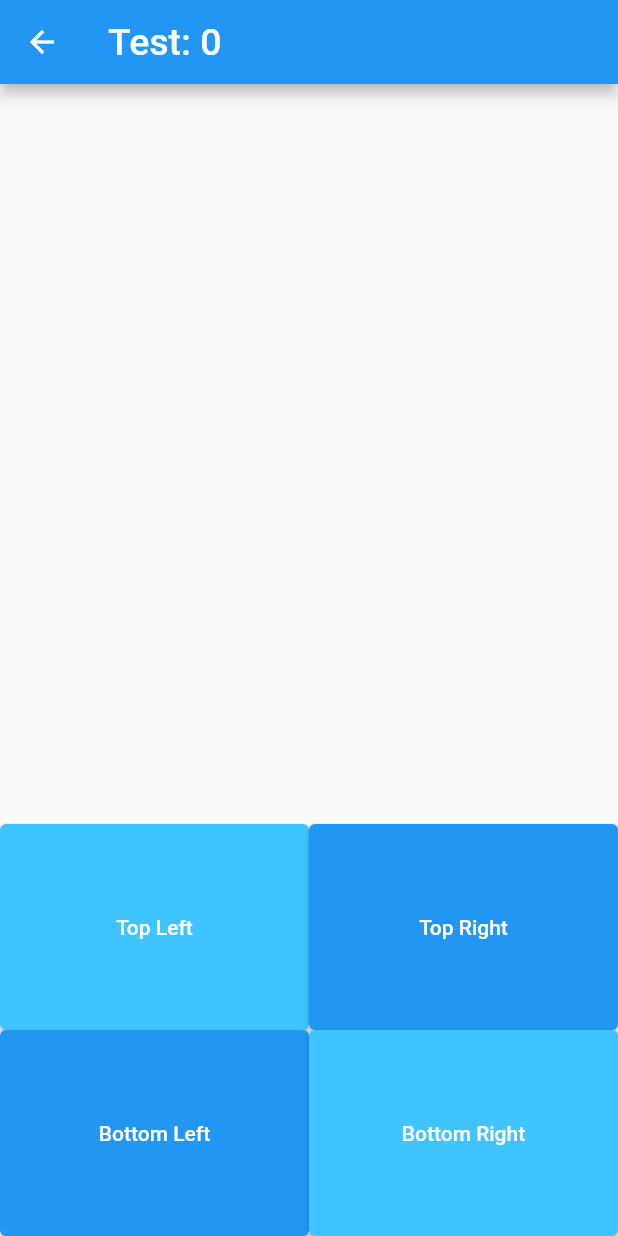
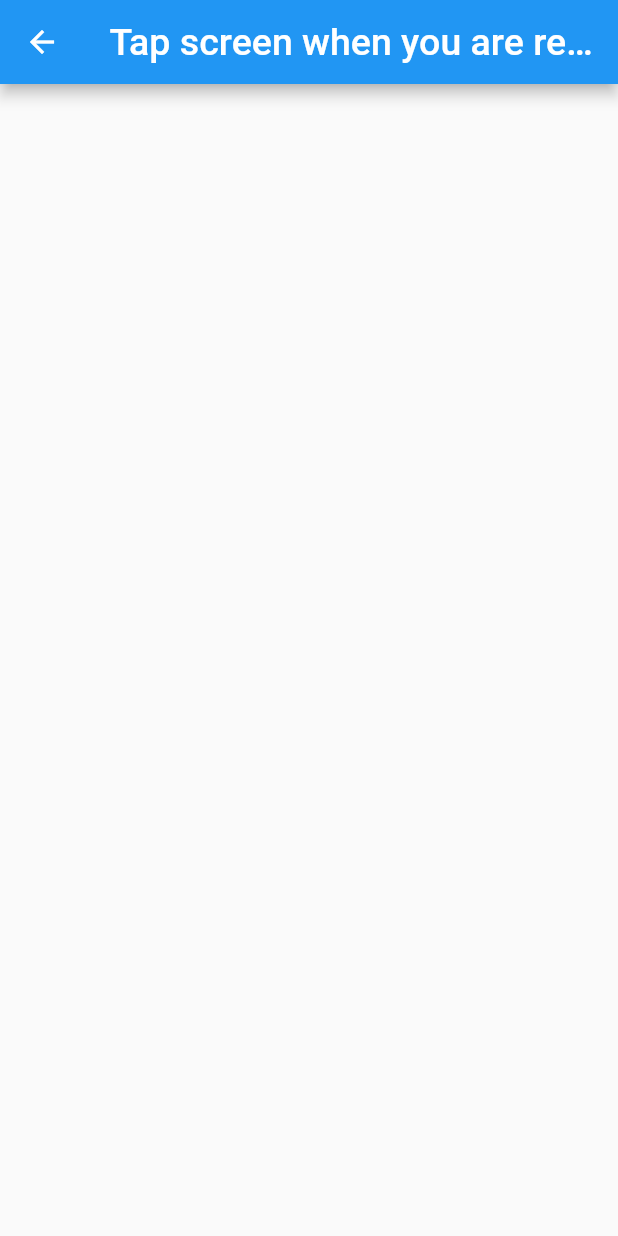
Before and after one commit to FalconLuma/-DECO38010--VillersBoysII, a Flutter app: the screen it shows after launch, item 4 of the bottom bar chosen, after a tap on the "start" icon, on a phone screen of 412 x 824 dp. Run offline on Flutter 3.47's test engine with Material 2 defaults, Android fonts, the phone set to English and light mode, and no system bars.

Commit message:
Finished implementing intro screen for ReactionTimeTest

```diff
--- a/villers_boys_ii/lib/reaction_time1.dart
+++ b/villers_boys_ii/lib/reaction_time1.dart
@@ -1,5 +1,6 @@
 import 'package:flutter/material.dart';
 import 'package:villers_boys_ii/main_page.dart';
+import 'package:villers_boys_ii/reaction_time_intro.dart';
 import 'package:villers_boys_ii/reaction_time_test1.dart';
 import 'package:villers_boys_ii/user.dart';
 
@@ -30,7 +31,7 @@ class _ReactionTimeState extends State<ReactionTimePage> {
             ElevatedButton(
               onPressed: () {
                 Navigator.of(context).push(MaterialPageRoute(
-                    builder: (context) => ReactionTimeTest( user: widget.user)));
+                    builder: (context) => ReactionTimeIntro( user: widget.user)));
                     //builder: (context) => MainPage(title: 'Fatigue Management App',user: widget.user)));
               },
               child: Icon(
--- /dev/null
+++ b/villers_boys_ii/lib/reaction_time_intro.dart
@@ -0,0 +1,39 @@
+
+import 'package:flutter/material.dart';
+import 'package:villers_boys_ii/reaction_time_test1.dart';
+import 'package:villers_boys_ii/user.dart';
+
+class ReactionTimeIntro extends StatefulWidget {
+  const ReactionTimeIntro({Key? key, required this.user}) : super(key: key);
+  final User user;
+
+  @override
+  State<ReactionTimeIntro> createState() => IntroScreen();
+}
+
+
+class IntroScreen extends State<ReactionTimeIntro>{
+  @override
+  Widget build(BuildContext context) {
+    return Scaffold(
+        appBar: AppBar(
+            title: const Text(
+              "Tap screen when you are ready to start",
+              style: TextStyle(fontSize: 25),
+              textAlign: TextAlign.center,
+            )
+
+        ),
+        body: Center(
+          child:
+          GestureDetector(
+              behavior: HitTestBehavior.opaque,
+              onTap: () =>
+                  Navigator.of(context).push(MaterialPageRoute(
+                      builder: (context) =>
+                          ReactionTimeTest(user: widget.user)))
+          ),
+        )
+    );
+  }
+}
--- a/villers_boys_ii/lib/reaction_time_test1.dart
+++ b/villers_boys_ii/lib/reaction_time_test1.dart
@@ -1,4 +1,5 @@
 import 'package:flutter/material.dart';
+import 'package:villers_boys_ii/reaction_time_intro.dart';
 import 'package:villers_boys_ii/user.dart';
 
 class ReactionTimeTest extends StatefulWidget {
@@ -6,37 +7,14 @@ class ReactionTimeTest extends StatefulWidget {
   final User user;
 
   @override
-  State<ReactionTimeTest> createState() => ReactionTestState();
+  State<ReactionTimeTest> createState() => ReactionTestState(user);
 }
 
-class ReactionTimeIntro extends State<ReactionTimeTest> {
-  @override
-  Widget build(BuildContext context) {
-    return Scaffold(
-      appBar: AppBar(
-          title: const Text(
-            "Tap screen when you are ready to start",
-            style: TextStyle(fontSize: 25),
-            textAlign: TextAlign.center,
-          )
 
-      ),
-      body: Center(
-        child:
-          GestureDetector(
-          behavior: HitTestBehavior.opaque,
-          onTap: () => setState(() {
-            Navigator.of(context).push(MaterialPageRoute(
-                builder: (context) =>
-                ReactionTimeTest(user: widget.user)));
-          }),
-        ),
-    )
-    );
-  }
-}
 
 class ReactionTestState extends State<ReactionTimeTest> {
+  ReactionTestState( this.user, {Key? key});
+  final User user;
   bool shownIntro = false;
   int _tnum = 0; // Test number
 
@@ -58,8 +36,13 @@ class ReactionTestState extends State<ReactionTimeTest> {
   Widget build(BuildContext context) {
 
     if (true) {
-      setState(() {
-        ReactionTimeIntro();
+      setState((){
+        Widget build(BuildContext context) {
+          return MaterialApp(
+              home: new ReactionTimeIntro(user: user)
+
+          );
+        }
       });
     }
     double WIDTH = (MediaQuery. of(context). size. width) / 2;
```
